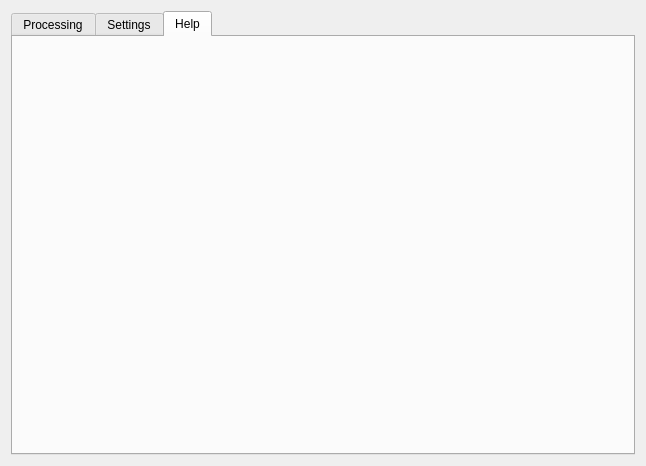
This is src/geoalert_master_src/geoalert_dialog_base.ui in Geoalert/mapflow-qgis as Qt 5 draws it before an edit. The edited form follows.
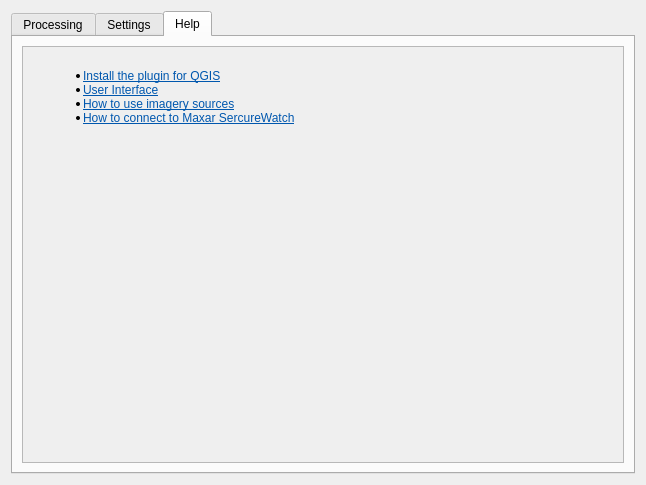
This is the edited form. The open tabs and pages were chosen to show the change. Custom widgets are drawn as their Qt base class.

```diff
--- a/src/geoalert_master_src/geoalert_dialog_base.ui
+++ b/src/geoalert_master_src/geoalert_dialog_base.ui
@@ -7,7 +7,7 @@
     <x>0</x>
     <y>0</y>
     <width>646</width>
-    <height>466</height>
+    <height>485</height>
    </rect>
   </property>
   <property name="windowTitle">
@@ -590,7 +590,59 @@
       <attribute name="title">
        <string>Help</string>
       </attribute>
-      <layout class="QFormLayout" name="formLayout"/>
+      <layout class="QFormLayout" name="formLayout">
+       <item row="1" column="0" colspan="2">
+        <widget class="QScrollArea" name="scrollArea">
+         <property name="sizePolicy">
+          <sizepolicy hsizetype="Expanding" vsizetype="Expanding">
+           <horstretch>0</horstretch>
+           <verstretch>1</verstretch>
+          </sizepolicy>
+         </property>
+         <property name="widgetResizable">
+          <bool>true</bool>
+         </property>
+         <widget class="QWidget" name="scrollAreaWidgetContents">
+          <property name="geometry">
+           <rect>
+            <x>0</x>
+            <y>0</y>
+            <width>574</width>
+            <height>394</height>
+           </rect>
+          </property>
+          <widget class="QLabel" name="label_4">
+           <property name="geometry">
+            <rect>
+             <x>20</x>
+             <y>10</y>
+             <width>321</width>
+             <height>81</height>
+            </rect>
+           </property>
+           <property name="text">
+            <string>&lt;html&gt;&lt;head/&gt;&lt;body&gt;&lt;ul&gt;
+&lt;li&gt;&lt;a href=&quot;https://docs.mapflow.ai/docs_api/qgis_mapflow.html#how-to-install-the-plugin&quot;&gt;&lt;span style=&quot; text-decoration: underline; color:#0057ae;&quot;&gt;Install the plugin for QGIS&lt;/span&gt;&lt;/a&gt;&lt;/li&gt;
+&lt;li&gt;&lt;a href=&quot;https://docs.mapflow.ai/docs_api/qgis_mapflow.html#user-interface&quot;&gt;&lt;span style=&quot; text-decoration: underline; color:#0057ae;&quot;&gt;User Interface&lt;/span&gt;&lt;/a&gt;&lt;/li&gt;
+&lt;li&gt;&lt;a href=&quot;https://docs.mapflow.ai/docs_api/qgis_mapflow.html#how-to-use-other-imagery-services&quot;&gt;&lt;span style=&quot; text-decoration: underline; color:#0057ae;&quot;&gt;How to use imagery sources&lt;/span&gt;&lt;/a&gt;&lt;/li&gt;
+&lt;li&gt;&lt;a href=&quot;https://docs.mapflow.ai/docs_api/qgis_mapflow.html#how-to-connect-to-maxar-securewatch&quot;&gt;&lt;span style=&quot; text-decoration: underline; color:#0057ae;&quot;&gt;How to connect to Maxar SercureWatch&lt;/span&gt;&lt;/a&gt;&lt;/li&gt;
+&lt;/ul&gt;
+&lt;/body&gt;&lt;/html&gt;</string>
+           </property>
+           <property name="textFormat">
+            <enum>Qt::AutoText</enum>
+           </property>
+           <property name="wordWrap">
+            <bool>true</bool>
+           </property>
+           <property name="openExternalLinks">
+            <bool>true</bool>
+           </property>
+          </widget>
+         </widget>
+        </widget>
+       </item>
+      </layout>
      </widget>
     </widget>
    </item>
```
Left out of the diff: 4 changed lines with no effect on the pictures.
